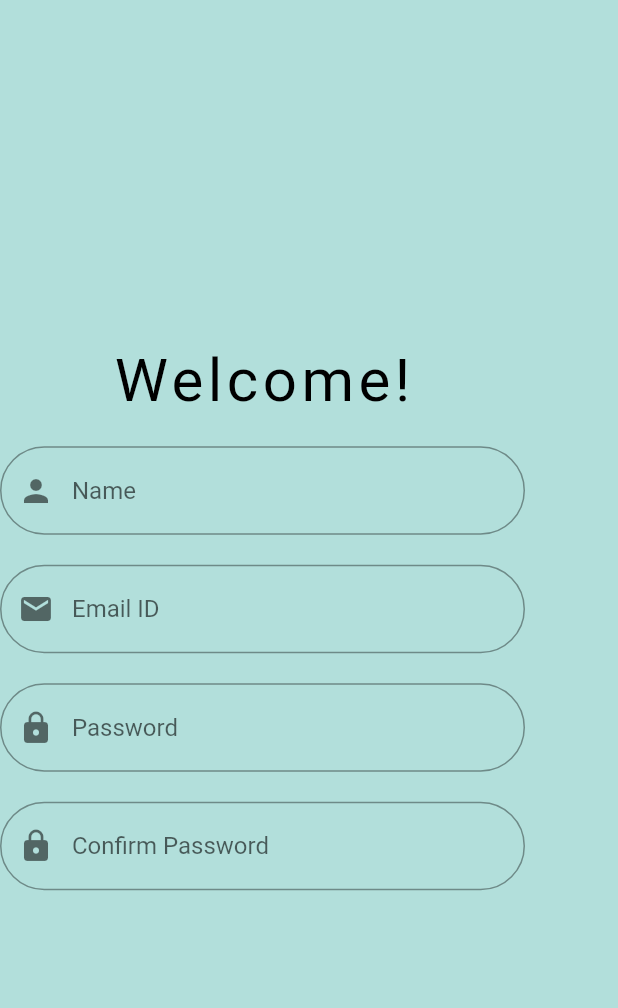
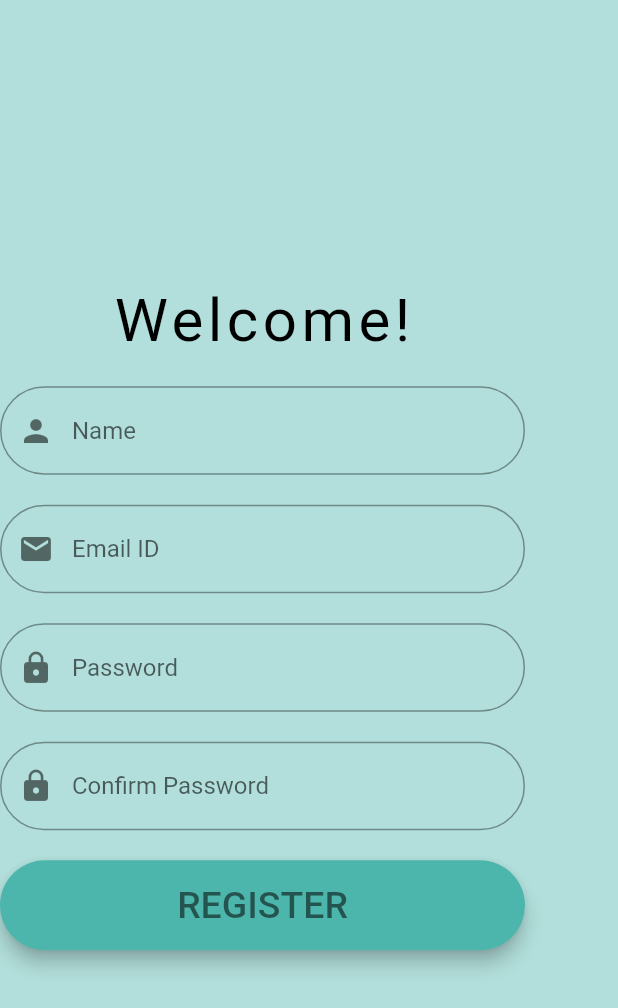
Before and after one commit to urantiatech/authenticator_flutter, a Flutter app: the RegisterPage screen opened directly, on a phone screen of 412 x 824 dp. Shown: the top 1008 px of the screen. Run offline on Flutter 3.47's test engine with Material 2 defaults, Android fonts, the phone set to English and light mode, and no system bars.

Commit message:
added Register button to RegistrationPage

```diff
--- a/lib/register.dart
+++ b/lib/register.dart
@@ -108,6 +108,33 @@ class _RegisterPageState extends State<RegisterPage> {
                 ),
               ),
             ),
+            SizedBox(
+              height: 20,
+            ),
+            SizedBox(
+              width: 350,
+              height: 60,
+              child: RaisedButton(
+                textColor: Colors.black54,
+                color: Colors.teal[300],
+                onPressed: () {
+                  print(controllerName.text);
+                  print(controllerEmail.text);
+                  print(controllerPassword.text);
+                  print(controllerConfirmPassword.text);
+                },
+                padding: EdgeInsets.all(10),
+                elevation: 5,
+                shape: RoundedRectangleBorder(
+                    borderRadius: BorderRadius.all(Radius.circular(30))),
+                child: Text(
+                  'REGISTER',
+                  style: TextStyle(
+                    fontSize: 25,
+                  ),
+                ),
+              ),
+            ),
           ],
         ),
       ),
```
